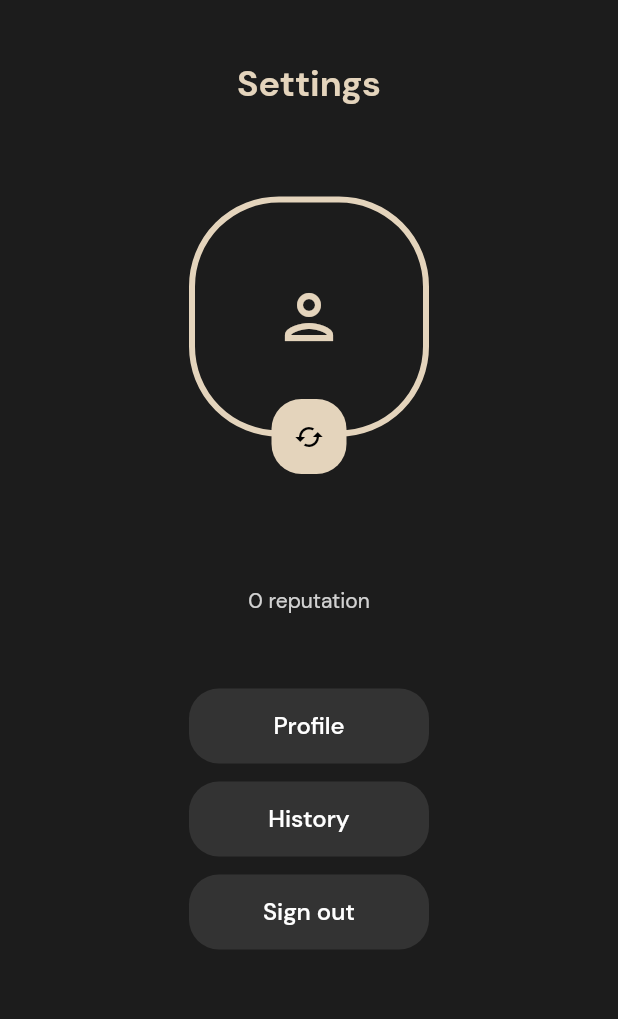
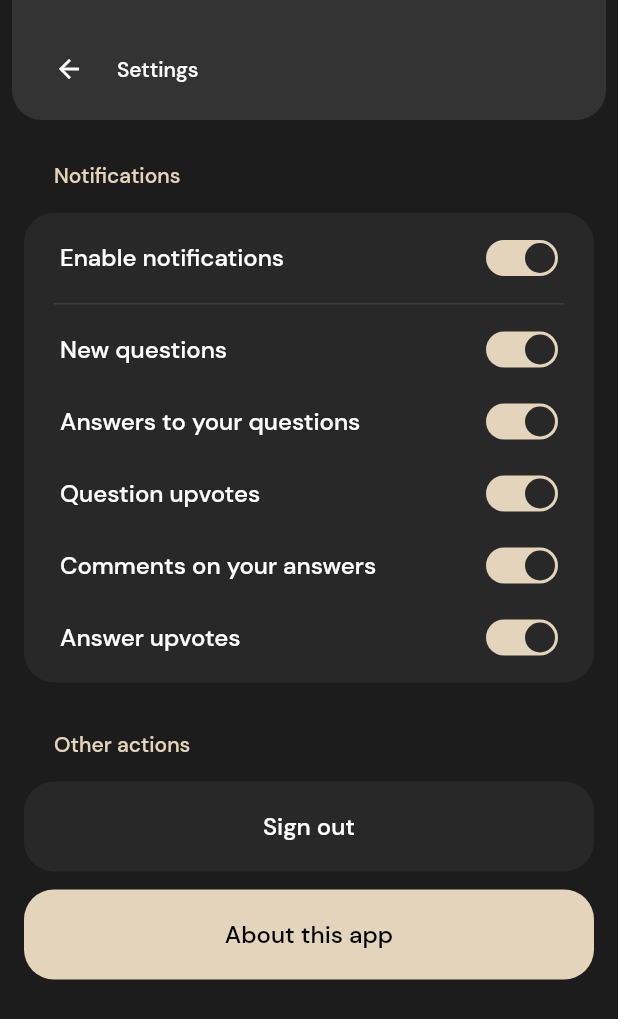
Before and after one commit to appventure-nush/thinking-capp, a Flutter app: the SettingsView screen opened directly, on a phone screen of 412 x 824 dp. Shown: the top 1019 px of the screen. Run offline on Flutter 3.47's test engine with Material 2 defaults, Android fonts, the light colour scheme and no system bars; our stand-ins replace cached_network_image, cloud_firestore, firebase_auth, firebase_core, firebase_storage, flutter_image_compress and 3 more; accounts and stored records are empty.

Commit message:
move settings to separate page (incomplete), show questions list in own profile

```diff
--- a/lib/views/home/bottom_sheet.dart
+++ b/lib/views/home/bottom_sheet.dart
@@ -31,7 +31,7 @@ class HomeBottomSheet extends StatelessWidget {
           SizedBox(width: 20),
           _buildNavItem(Icons.view_agenda_outlined, 'Feed', 0),
           _buildNavItem(Icons.workspace_premium_outlined, 'Rankings', 1),
-          _buildNavItem(Icons.settings_outlined, 'Settings', 2),
+          _buildNavItem(Icons.person_outlined, 'Profile', 2),
           SizedBox(width: 20),
           PressedBuilder(
             onPressed: () {
--- a/lib/views/home/home.dart
+++ b/lib/views/home/home.dart
@@ -2,7 +2,7 @@ import 'package:flutter/material.dart';
 import 'package:thinking_capp/utils/animation.dart';
 import 'package:thinking_capp/views/feed/feed.dart';
 import 'package:thinking_capp/views/rankings/rankings.dart';
-import 'package:thinking_capp/views/settings/settings.dart';
+import 'package:thinking_capp/views/my_profile/my_profile.dart';
 
 import 'bottom_sheet.dart';
 
@@ -24,7 +24,7 @@ class _HomeViewState extends State<HomeView> {
         child: [
           const FeedView(),
           const RankingsView(),
-          const SettingsView(),
+          const MyProfileView(),
         ][_currentIndex],
       ),
       bottomSheet: HomeBottomSheet(
--- a/lib/views/profile/controller.dart
+++ b/lib/views/profile/controller.dart
@@ -1,32 +1,39 @@
 import 'package:get/get.dart';
 import 'package:thinking_capp/models/answer.dart';
-// import 'package:thinking_capp/models/question.dart';
+import 'package:thinking_capp/models/question.dart';
+import 'package:thinking_capp/services/auth.dart';
 import 'package:thinking_capp/services/questions_db.dart';
 
 class ProfileController extends GetxController {
   final _questionsDb = Get.find<QuestionsDbService>();
 
-  // String tab = 'Questions';
-  // final List<Question> questions = [];
+  String tab = 'Questions';
+  final List<Question> questions = [];
   final List<Answer> answers = [];
   bool loading = false;
 
   final String _userId;
+  final bool showQuestions;
 
-  ProfileController(this._userId);
+  ProfileController(this._userId)
+      : showQuestions = Get.find<AuthService>().currentUser.id == _userId;
 
   @override
   void onReady() async {
     loading = true;
     update();
-    // questions.addAll(await _questionsDb.getQuestionsByPoster(_userId));
+    if (showQuestions) {
+      questions.addAll(await _questionsDb.getQuestionsByPoster(_userId));
+    } else {
+      tab = 'Answers';
+    }
     answers.addAll(await _questionsDb.getAnswersByPoster(_userId));
     loading = false;
     update();
   }
 
-  // void changeTab(String newTab) {
-  //   tab = newTab;
-  //   update();
-  // }
+  void changeTab(String newTab) {
+    tab = newTab;
+    update();
+  }
 }
--- a/lib/views/profile/profile.dart
+++ b/lib/views/profile/profile.dart
@@ -21,25 +21,31 @@ class ProfileView extends StatelessWidget {
       init: ProfileController(user.id),
       builder: (controller) {
         return Scaffold(
-          appBar: MyAppBar(title: "Answers posted by ${user.name}"),
+          appBar: MyAppBar(
+            title: controller.showQuestions
+                ? 'Your posts'
+                : 'Answers posted by ${user.name}',
+          ),
           body: Padding(
             padding: EdgeInsets.symmetric(horizontal: 12),
             child: Column(
-              crossAxisAlignment: CrossAxisAlignment.start,
+              crossAxisAlignment: CrossAxisAlignment.center,
               children: [
-                // SizedBox(height: 36),
-                // MyTabBar(
-                //   tabs: const ['Questions', 'Answers'],
-                //   onChanged: controller.changeTab,
-                // ),
-                // SizedBox(height: 20),
+                if (controller.showQuestions) SizedBox(height: 36),
+                if (controller.showQuestions)
+                  MyTabBar(
+                    tabs: const ['Questions', 'Answers'],
+                    onChanged: controller.changeTab,
+                  ),
                 SizedBox(height: 20),
                 Expanded(
                   child: AnimatedSwitcher(
                     duration: mediumAnimationDuration,
                     child: controller.loading
                         ? Center(child: Loading())
-                        : _buildAnswersList(controller),
+                        : controller.tab == 'Questions'
+                            ? _buildQuestionsList(controller)
+                            : _buildAnswersList(controller),
                   ),
                 ),
               ],
@@ -50,32 +56,32 @@ class ProfileView extends StatelessWidget {
     );
   }
 
-  // Widget _buildQuestionsList(ProfileController controller) {
-  //   return Container(
-  //     key: ValueKey('questions'),
-  //     decoration: BoxDecoration(
-  //       borderRadius: BorderRadius.only(
-  //         topLeft: Radius.circular(20),
-  //         topRight: Radius.circular(20),
-  //       ),
-  //     ),
-  //     clipBehavior: Clip.antiAlias,
-  //     child: ListView.builder(
-  //       itemCount: controller.questions.length,
-  //       itemBuilder: (context, i) {
-  //         return Padding(
-  //           padding: const EdgeInsets.only(bottom: 12),
-  //           child: QuestionCard(
-  //             question: controller.questions[i],
-  //             onPressed: () {
-  //               Get.to(QuestionView(question: controller.questions[i]));
-  //             },
-  //           ),
-  //         );
-  //       },
-  //     ),
-  //   );
-  // }
+  Widget _buildQuestionsList(ProfileController controller) {
+    return Container(
+      key: ValueKey('questions'),
+      decoration: BoxDecoration(
+        borderRadius: BorderRadius.only(
+          topLeft: Radius.circular(20),
+          topRight: Radius.circular(20),
+        ),
+      ),
+      clipBehavior: Clip.antiAlias,
+      child: ListView.builder(
+        itemCount: controller.questions.length,
+        itemBuilder: (context, i) {
+          return Padding(
+            padding: const EdgeInsets.only(bottom: 12),
+            child: QuestionCard(
+              question: controller.questions[i],
+              onPressed: () {
+                Get.to(QuestionView(question: controller.questions[i]));
+              },
+            ),
+          );
+        },
+      ),
+    );
+  }
 
   Widget _buildAnswersList(ProfileController controller) {
     return Container(
--- a/lib/views/settings/settings.dart
+++ b/lib/views/settings/settings.dart
@@ -1,54 +1,17 @@
-import 'package:cached_network_image/cached_network_image.dart';
 import 'package:flutter/material.dart';
 import 'package:get/get.dart';
 import 'package:thinking_capp/colors/palette.dart';
 import 'package:thinking_capp/services/auth.dart';
 import 'package:thinking_capp/services/cache.dart';
-import 'package:thinking_capp/services/media_picker.dart';
-import 'package:thinking_capp/services/storage.dart';
-import 'package:thinking_capp/services/users_db.dart';
-import 'package:thinking_capp/views/examine_photo.dart';
-import 'package:thinking_capp/views/history/history.dart';
-import 'package:thinking_capp/views/profile/profile.dart';
+import 'package:thinking_capp/views/about.dart';
 import 'package:thinking_capp/views/welcome.dart';
+import 'package:thinking_capp/widgets/app_bar.dart';
 import 'package:thinking_capp/widgets/default_feedback.dart';
 import 'package:thinking_capp/widgets/dialogs/yes_no_dialog.dart';
+import 'package:thinking_capp/widgets/switch.dart';
 
-class SettingsView extends StatefulWidget {
+class SettingsView extends StatelessWidget {
   const SettingsView({Key? key}) : super(key: key);
-
-  @override
-  State<SettingsView> createState() => _SettingsViewState();
-}
-
-class _SettingsViewState extends State<SettingsView> {
-  final user = Get.find<AuthService>().currentUser;
-
-  void _viewPhoto() {
-    if (user.photoUrl == '') {
-      _changePhoto();
-    } else {
-      Get.to(
-        () => ExaminePhotoView(
-          photoUrl: user.photoUrl,
-          heroTag: 'profilephoto',
-        ),
-        transition: Transition.fadeIn,
-      );
-    }
-  }
-
-  void _changePhoto() async {
-    final file = await Get.find<MediaPickerService>().selectFromGallery();
-    if (file != null) {
-      final photoUrl =
-          await Get.find<StorageService>().uploadPhoto(file, 'profile');
-      user.photoUrl = photoUrl;
-      await Get.find<UsersDbService>()
-          .updateUser(user.id, {'photoUrl': photoUrl});
-      setState(() {});
-    }
-  }
 
   void _signOut() async {
     final confirm = await Get.dialog(YesNoDialog(
@@ -64,120 +27,132 @@ class _SettingsViewState extends State<SettingsView> {
 
   @override
   Widget build(BuildContext context) {
-    return SafeArea(
-      child: Center(
+    return Scaffold(
+      appBar: MyAppBar(title: 'Settings'),
+      body: Padding(
+        padding: EdgeInsets.all(16),
         child: Column(
+          crossAxisAlignment: CrossAxisAlignment.start,
           children: [
-            SizedBox(height: 40),
-            Text(
-              'Settings',
-              style: TextStyle(
-                color: Palette.primary,
-                fontSize: 24,
-                fontWeight: FontWeight.w700,
+            Padding(
+              padding: const EdgeInsets.only(left: 20, top: 12, bottom: 16),
+              child: Text(
+                'Notifications',
+                style: TextStyle(
+                  color: Palette.primary,
+                  fontWeight: FontWeight.w500,
+                ),
               ),
             ),
-            SizedBox(height: 60),
-            GestureDetector(
-              onTap: _viewPhoto,
-              child: Container(
-                width: 160,
-                height: 160,
-                decoration: BoxDecoration(
-                  border: Border.all(color: Palette.primary, width: 4),
-                  borderRadius: BorderRadius.circular(60),
-                ),
-                child: user.photoUrl == ''
-                    ? Center(
-                        child: Icon(
-                          Icons.person_outlined,
-                          size: 48,
-                          color: Palette.primary,
-                        ),
-                      )
-                    : Hero(
-                        tag: 'profilephoto',
-                        child: ClipRRect(
-                          borderRadius: BorderRadius.circular(60 - 4),
-                          child: CachedNetworkImage(
-                            imageUrl: user.photoUrl,
-                            fit: BoxFit.cover,
-                          ),
-                        ),
-                      ),
+            Container(
+              decoration: BoxDecoration(
+                color: Palette.black1,
+                borderRadius: BorderRadius.circular(20),
+              ),
+              child: Column(
+                children: [
+                  _buildSwitchSetting(
+                    'Enable notifications',
+                    true,
+                    (p0) => null,
+                    pv: 18,
+                  ),
+                  Container(
+                    height: 1,
+                    margin: const EdgeInsets.symmetric(horizontal: 20),
+                    color: Colors.white.withOpacity(0.1),
+                  ),
+                  SizedBox(height: 6),
+                  _buildSwitchSetting('New questions', true, (p0) => null),
+                  _buildSwitchSetting(
+                      'Answers to your questions', true, (p0) => null),
+                  _buildSwitchSetting('Question upvotes', true, (p0) => null),
+                  _buildSwitchSetting(
+                      'Comments on your answers', true, (p0) => null),
+                  _buildSwitchSetting('Answer upvotes', true, (p0) => null),
+                  SizedBox(height: 6),
+                ],
               ),
             ),
-            Transform.translate(
-              offset: Offset(0, -25),
-              child: GestureDetector(
-                onTap: _changePhoto,
-                child: Container(
-                  width: 50,
-                  height: 50,
-                  decoration: BoxDecoration(
-                    color: Palette.primary,
-                    borderRadius: BorderRadius.circular(20),
-                  ),
-                  child: Center(
-                    child: Icon(
-                      Icons.cached,
-                      color: Colors.black,
-                      size: 20,
+            Padding(
+              padding: const EdgeInsets.only(left: 20, top: 32, bottom: 16),
+              child: Text(
+                'Other actions',
+                style: TextStyle(
+                  color: Palette.primary,
+                  fontWeight: FontWeight.w500,
+                ),
+              ),
+            ),
+            DefaultFeedback(
+              onPressed: _signOut,
+              child: Container(
+                height: 60,
+                decoration: BoxDecoration(
+                  color: Palette.black1,
+                  borderRadius: BorderRadius.circular(20),
+                ),
+                child: Center(
+                  child: Text(
+                    'Sign out',
+                    style: TextStyle(
+                      fontSize: 16,
+                      fontWeight: FontWeight.w500,
                     ),
                   ),
                 ),
               ),
             ),
-            SizedBox(height: 7),
-            Text(
-              user.name,
-              style: TextStyle(
-                fontSize: 24,
-                fontWeight: FontWeight.w700,
+            SizedBox(height: 12),
+            DefaultFeedback(
+              onPressed: () {
+                Get.to(AboutView());
+              },
+              child: Container(
+                height: 60,
+                decoration: BoxDecoration(
+                  color: Palette.primary,
+                  borderRadius: BorderRadius.circular(20),
+                ),
+                child: Center(
+                  child: Text(
+                    'About this app',
+                    style: TextStyle(
+                      color: Colors.black,
+                      fontSize: 16,
+                      fontWeight: FontWeight.w500,
+                    ),
+                  ),
+                ),
               ),
             ),
-            SizedBox(height: 12),
-            Text(
-              '${user.reputation} reputation',
-              style: TextStyle(
-                color: Colors.white.withOpacity(0.8),
-              ),
-            ),
-            SizedBox(height: 50),
-            _buildButton('Profile', () {
-              Get.to(ProfileView(user: user));
-            }),
-            SizedBox(height: 12),
-            _buildButton('History', () {
-              Get.to(HistoryView());
-            }),
-            SizedBox(height: 12),
-            _buildButton('Sign out', _signOut),
           ],
         ),
       ),
     );
   }
 
-  Widget _buildButton(String text, Function() onPressed) {
-    return DefaultFeedback(
-      onPressed: onPressed,
-      child: Container(
-        width: 160,
-        height: 50,
-        decoration: BoxDecoration(
-          color: Palette.black2,
-          borderRadius: BorderRadius.circular(20),
-        ),
-        child: Center(
-          child: Text(
-            text,
-            style: TextStyle(
-              fontSize: 16,
-              fontWeight: FontWeight.w500,
+  Widget _buildSwitchSetting(
+    String label,
+    bool value,
+    Function(bool) onChanged, {
+    double pv = 12,
+  }) {
+    return Padding(
+      padding: EdgeInsets.symmetric(horizontal: 24, vertical: pv),
+      child: Row(
+        children: [
+          Expanded(
+            child: Text(
+              label,
+              style: TextStyle(
+                fontSize: 16,
+                fontWeight: FontWeight.w500,
+              ),
             ),
           ),
-        ),
+          MySwitch(defaultValue: value, onChanged: onChanged),
+        ],
       ),
     );
   }
--- /dev/null
+++ b/lib/widgets/switch.dart
@@ -0,0 +1,64 @@
+import 'package:flutter/material.dart';
+import 'package:get/get.dart';
+import 'package:thinking_capp/colors/palette.dart';
+import 'package:thinking_capp/utils/animation.dart';
+
+class MySwitch extends StatefulWidget {
+  final bool defaultValue;
+  final Function(bool) onChanged;
+
+  const MySwitch({
+    Key? key,
+    required this.defaultValue,
+    required this.onChanged,
+  }) : super(key: key);
+
+  @override
+  State<MySwitch> createState() => _MySwitchState();
+}
+
+class _MySwitchState extends State<MySwitch> {
+  bool _value = false;
+
+  @override
+  void initState() {
+    super.initState();
+    _value = widget.defaultValue;
+  }
+
+  @override
+  Widget build(BuildContext context) {
+    return GestureDetector(
+      onTap: () {
+        setState(() => _value = !_value);
+        widget.onChanged(_value);
+      },
+      child: Stack(
+        children: [
+          AnimatedContainer(
+            duration: mediumAnimationDuration,
+            width: 48,
+            height: 24,
+            decoration: BoxDecoration(
+              color: _value ? Palette.primary : Color(0xFF606060),
+              borderRadius: BorderRadius.circular(12),
+            ),
+          ),
+          AnimatedPositioned(
+            duration: mediumAnimationDuration,
+            left: _value ? 26 : 2,
+            top: 2,
+            child: Container(
+              width: 20,
+              height: 20,
+              decoration: BoxDecoration(
+                color: Palette.black1,
+                borderRadius: BorderRadius.circular(10),
+              ),
+            ),
+          ),
+        ],
+      ),
+    );
+  }
+}
```
Also changed, not shown: lib/views/about.dart (added, +13 -0 lines), lib/views/my_profile/my_profile.dart (added, +172 -0 lines), lib/views/select_subjects/select_subjects.dart (+26 -2 lines).
